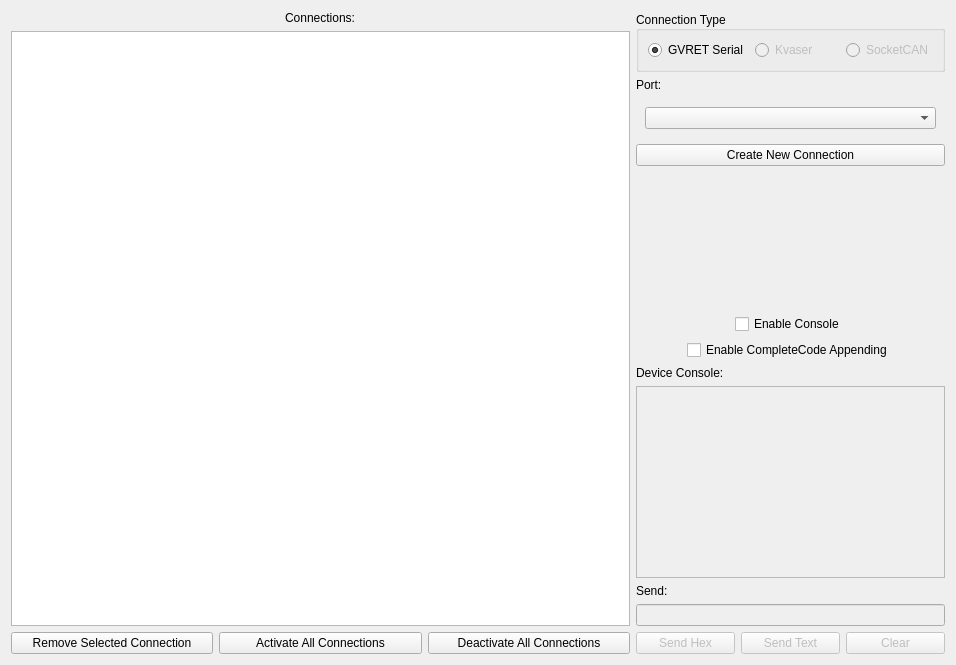
First picture: the form in ui/connectionwindow.ui, repository f0ghua/SavvyCAN, before the edit.
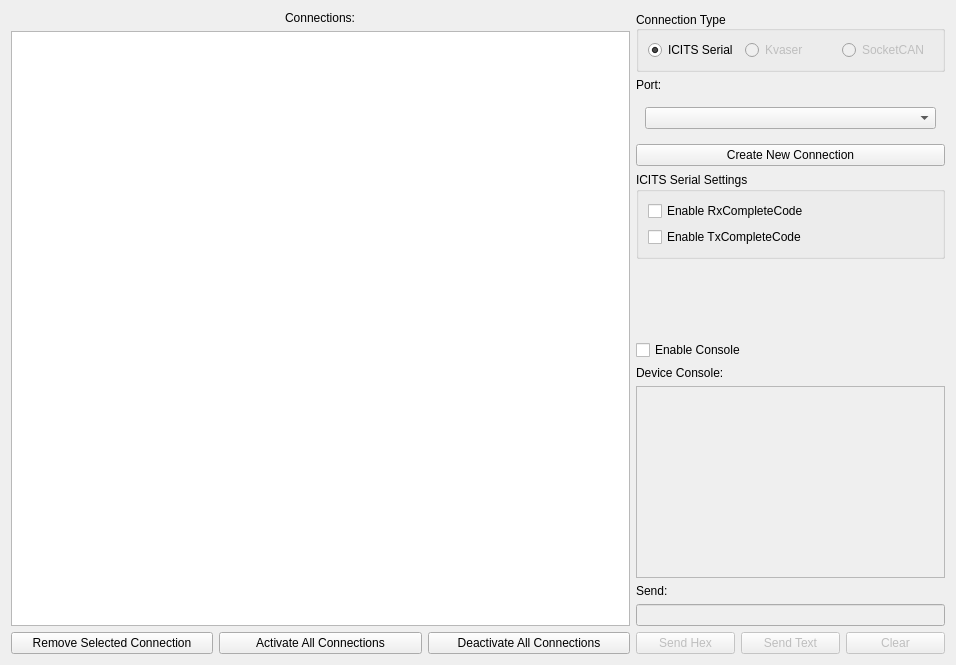
Second picture: the form after the edit.

Commit message: + add complete code settings

What changed in the file:
```diff
--- a/ui/connectionwindow.ui
+++ b/ui/connectionwindow.ui
@@ -77,7 +77,7 @@
         <item>
          <widget class="QRadioButton" name="rbGVRET">
           <property name="text">
-           <string>GVRET Serial</string>
+           <string>ICITS Serial</string>
           </property>
           <property name="checked">
            <bool>true</bool>
@@ -196,11 +196,37 @@
        </item>
       </layout>
      </item>
+     <item>
+      <widget class="QGroupBox" name="groupBox">
+       <property name="title">
+        <string>ICITS Serial Settings</string>
+       </property>
+       <layout class="QVBoxLayout" name="verticalLayout_3">
+        <item>
+         <widget class="QCheckBox" name="ckRxCompleteCode">
+          <property name="text">
+           <string>Enable RxCompleteCode</string>
+          </property>
+         </widget>
+        </item>
+        <item>
+         <widget class="QCheckBox" name="ckTxCompleteCode">
+          <property name="text">
+           <string>Enable TxCompleteCode</string>
+          </property>
+         </widget>
+        </item>
+       </layout>
+      </widget>
+     </item>
      <item>
       <spacer name="verticalSpacer">
        <property name="orientation">
         <enum>Qt::Vertical</enum>
        </property>
+       <property name="sizeType">
+        <enum>QSizePolicy::Expanding</enum>
+       </property>
        <property name="sizeHint" stdset="0">
         <size>
          <width>20</width>
@@ -209,20 +235,13 @@
        </property>
       </spacer>
      </item>
-     <item alignment="Qt::AlignHCenter">
+     <item alignment="Qt::AlignLeft">
       <widget class="QCheckBox" name="ckEnableConsole">
        <property name="text">
         <string>Enable Console</string>
        </property>
       </widget>
      </item>
-     <item alignment="Qt::AlignHCenter">
-      <widget class="QCheckBox" name="ckCompleteCode">
-       <property name="text">
-        <string>Enable CompleteCode Appending</string>
-       </property>
-      </widget>
-     </item>
      <item>
       <widget class="QLabel" name="label">
        <property name="text">
```
The commit also changes 4 other files.
